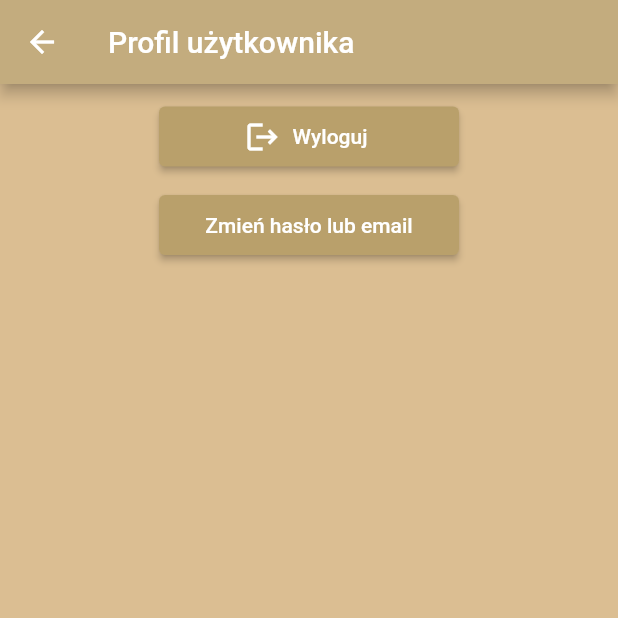
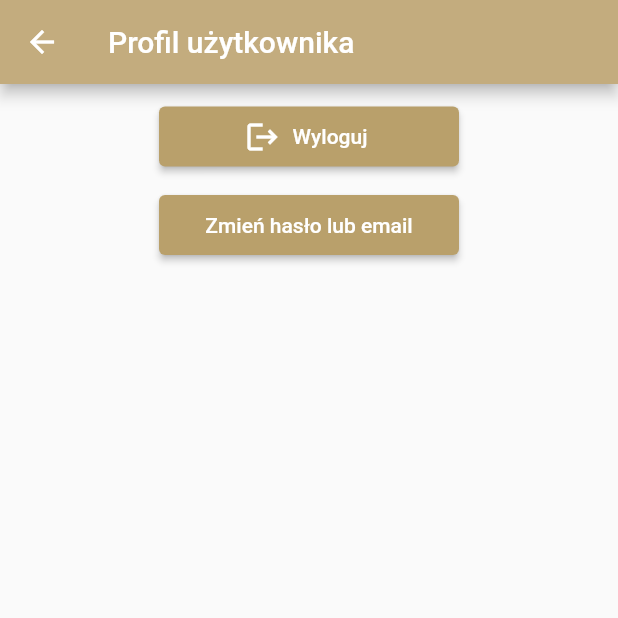
Before and after one commit to Tyfytyfy/sklep_strony_internetowe, a Flutter app: the screen it shows once a user with an empty profile is signed in, scrolled down 105 dp, after a tap on "Profil", on a phone screen of 412 x 824 dp, the top half of it. Run offline on Flutter 3.47's test engine with Material 2 defaults, Android fonts, the phone set to English and light mode, and no system bars; our stand-ins replace barcode_widget, cloud_firestore, firebase_auth, firebase_core, flutter_spinkit, flutter_svg and 2 more; accounts and stored records are empty; generated files the repository leaves out were written again.

Commit message:
dodanie dynamicznych sliderów z bazy danych

```diff
--- /dev/null
+++ b/lib/src/models/new_products.dart
@@ -0,0 +1,6 @@
+class NewProducts {
+  final String produkt;
+  final DateTime dataPojawienia;
+
+  NewProducts(this.produkt, this.dataPojawienia);
+}
--- a/lib/src/screens/checkout.dart/cart.dart
+++ b/lib/src/screens/checkout.dart/cart.dart
@@ -14,10 +14,7 @@ class _CartScreenState extends State<CartScreen> {
       appBar: AppBar(
           title: const Text("Twój koszyk"),
           backgroundColor: const Color.fromARGB(255, 195, 172, 126)),
-      body: Container(
-        decoration:
-            const BoxDecoration(color: Color.fromARGB(240, 217, 186, 140)),
-      ),
+      body: Container(),
     );
   }
 }
--- a/lib/src/screens/home/auto_slider.dart
+++ /dev/null
@@ -1,53 +0,0 @@
-import 'dart:async';
-import 'package:flutter/material.dart';
-
-class AutoSlider {
-  final List<String> items;
-  final PageController _pageController = PageController();
-
-  PageController get pageController => _pageController;
-
-  AutoSlider(this.items);
-
-  void startAutoPlay() {
-    int currentPage = 0;
-
-    Timer.periodic(const Duration(seconds: 3), (timer) {
-      if (currentPage < items.length - 1) {
-        currentPage++;
-      } else {
-        currentPage = 0;
-      }
-      if (_pageController.hasClients) {
-        _pageController.animateToPage(
-          currentPage,
-          duration: const Duration(milliseconds: 500),
-          curve: Curves.easeInOut,
-        );
-      }
-    });
-  }
-
-  Widget build() {
-    return PageView.builder(
-      controller: _pageController,
-      itemCount: items.length,
-      itemBuilder: (context, index) {
-        return buildItem(items[index]);
-      },
-    );
-  }
-
-  Widget buildItem(String item) {
-    return Card(
-      margin: const EdgeInsets.symmetric(horizontal: 8.0),
-      color: const Color.fromARGB(255, 185, 160, 107),
-      child: Center(
-        child: Text(
-          item,
-          style: const TextStyle(fontSize: 20.0, color: Colors.white),
-        ),
-      ),
-    );
-  }
-}
--- a/lib/src/screens/home/home.dart
+++ b/lib/src/screens/home/home.dart
@@ -3,9 +3,11 @@ import 'package:flutter/material.dart';
 import 'package:provider/provider.dart';
 import 'package:sklep_strony_internetowe/src/models/user.dart' as custom_user;
 import 'package:sklep_strony_internetowe/src/screens/checkout.dart/cart.dart';
-import 'package:sklep_strony_internetowe/src/screens/home/auto_slider.dart';
+import 'package:sklep_strony_internetowe/src/screens/home/new_products_slider.dart';
 import 'package:sklep_strony_internetowe/src/screens/home/barcode.dart';
+import 'package:sklep_strony_internetowe/src/screens/home/offer_slider.dart';
 import 'package:sklep_strony_internetowe/src/screens/profile/profile.dart';
+import 'package:sklep_strony_internetowe/src/services/database.dart';
 
 class HomeScreen extends StatefulWidget {
   const HomeScreen({super.key});
@@ -15,12 +17,9 @@ class HomeScreen extends StatefulWidget {
 }
 
 class _HomeScreenState extends State<HomeScreen> {
-  final List<String> items1 = ['Item 1', 'Item 2', 'Item 3', 'Item 4'];
-  final List<String> items2 = ['Item A', 'Item B', 'Item C', 'Item D'];
-
-  late AutoSlider autoSlider1;
-  late AutoSlider autoSlider2;
-
+  late OfferSlider offerSlider;
+  late NewProductsSlider newProductsSlider;
+  late DatabaseService databaseService;
   final List<String> departments = [
     'Elektronika',
     'Moda',
@@ -31,18 +30,30 @@ class _HomeScreenState extends State<HomeScreen> {
 
   @override
   void initState() {
-    autoSlider1 = AutoSlider(items1);
-    autoSlider2 = AutoSlider(items2);
-    autoSlider1.startAutoPlay();
-    autoSlider2.startAutoPlay();
-    if (autoSlider1.pageController.hasClients) {
-      autoSlider1.pageController.jumpToPage(0);
-    }
-    if (autoSlider2.pageController.hasClients) {
-      autoSlider2.pageController.jumpToPage(0);
+    offerSlider = const OfferSlider([]);
+    newProductsSlider = const NewProductsSlider([]);
+
+    databaseService = DatabaseService();
+    _updateOfferSliderData();
+    _updateNewProductsSliderData();
+
+    super.initState();
   }
 
-    super.initState();
+  void _updateOfferSliderData() {
+    databaseService.offers.listen((offers) {
+      setState(() {
+        offerSlider = OfferSlider(offers.toList());
+      });
+    });
+  }
+
+  void _updateNewProductsSliderData() {
+    databaseService.newProducts.listen((newProducts) {
+      setState(() {
+        newProductsSlider = NewProductsSlider(newProducts.toList());
+      });
+    });
   }
 
   @override
@@ -121,29 +132,24 @@ class _HomeScreenState extends State<HomeScreen> {
           ),
         ),
       ),
-      body: Container(
-        decoration: BoxDecoration(color: Color.fromARGB(240, 217, 186, 140)),
-        child: SingleChildScrollView(
+      body: SingleChildScrollView(
         child: Column(
           children: [
             const SizedBox(
               height: 15,
             ),
+            SizedBox(height: 150, child: offerSlider),
+            const SizedBox(
+              height: 15,
+            ),
             SizedBox(
               height: 150,
-                child: autoSlider1.build(),
+              child: newProductsSlider,
             ),
             const SizedBox(
               height: 15,
             ),
             SizedBox(
-                height: 150,
-                child: autoSlider2.build(),
-              ),
-              const SizedBox(
-                height: 15,
-              ),
-              Container(
               height: MediaQuery.of(context).size.height -
                   360, // Dostosuj wysokość do potrzeb
               child: GridView.builder(
@@ -162,8 +168,8 @@ class _HomeScreenState extends State<HomeScreen> {
                     },
                     child: Card(
                       margin: const EdgeInsets.all(8.0),
-                        color: const Color.fromARGB(255, 185, 160,
-                            107), // Tutaj można dostosować kolor kafelka
+                      color: const Color.fromARGB(240, 217, 186,
+                          140), // Tutaj można dostosować kolor kafelka
                       child: Center(
                         child: Text(
                           departments[index],
@@ -181,7 +187,6 @@ class _HomeScreenState extends State<HomeScreen> {
           ],
         ),
       ),
-      ),
     );
   }
 }
--- /dev/null
+++ b/lib/src/screens/home/new_products_slider.dart
@@ -0,0 +1,93 @@
+import 'dart:async';
+import 'package:flutter/material.dart';
+import 'package:intl/intl.dart';
+import 'package:page_view_indicators/page_view_indicators.dart';
+import 'package:sklep_strony_internetowe/src/models/new_products.dart';
+
+class NewProductsSlider extends StatefulWidget {
+  final List<NewProducts> newProducts;
+
+  const NewProductsSlider(this.newProducts, {super.key});
+
+  @override
+  _NewProductsSliderState createState() => _NewProductsSliderState();
+}
+
+class _NewProductsSliderState extends State<NewProductsSlider> {
+  int currentPage = 0;
+
+  final PageController _pageController = PageController();
+  final _currentPageNotifier = ValueNotifier<int>(0);
+
+  @override
+  void initState() {
+    super.initState();
+    startAutoPlay();
+  }
+
+  void startAutoPlay() {
+    Timer.periodic(const Duration(seconds: 3), (timer) {
+      if (currentPage < widget.newProducts.length - 1) {
+        currentPage++;
+      } else {
+        currentPage = 0;
+      }
+      if (_pageController.hasClients) {
+        _pageController.animateToPage(
+          currentPage,
+          duration: const Duration(milliseconds: 500),
+          curve: Curves.easeInOut,
+        );
+      }
+    });
+  }
+
+  @override
+  Widget build(BuildContext context) {
+    return Column(
+      children: [
+        SizedBox(
+          height: 125,
+          child: PageView.builder(
+            controller: _pageController,
+            itemCount: widget.newProducts.length,
+            itemBuilder: (context, index) {
+              return buildItem(widget.newProducts[index]);
+            },
+            onPageChanged: (int index) {
+              _currentPageNotifier.value = index;
+            },
+          ),
+        ),
+        Padding(
+          padding: const EdgeInsets.all(8.0),
+          child: CirclePageIndicator(
+            itemCount: widget.newProducts.length,
+            currentPageNotifier: _currentPageNotifier,
+          ),
+        ),
+      ],
+    );
+  }
+
+  Widget buildItem(NewProducts newProduct) {
+    return Card(
+      margin: const EdgeInsets.symmetric(horizontal: 8.0),
+      color: const Color.fromARGB(240, 217, 186, 140),
+      child: Column(
+        mainAxisAlignment: MainAxisAlignment.center,
+        children: [
+          Text(
+            newProduct.produkt,
+            style: const TextStyle(fontSize: 20.0, color: Colors.white),
+          ),
+          const SizedBox(height: 8.0),
+          Text(
+            'Dostępne od: ${DateFormat('yyyy-MM-dd').format(newProduct.dataPojawienia)}',
+            style: const TextStyle(fontSize: 16.0, color: Colors.white),
+          ),
+        ],
+      ),
+    );
+  }
+}
--- /dev/null
+++ b/lib/src/screens/home/offer_slider.dart
@@ -0,0 +1,102 @@
+import 'dart:async';
+import 'package:flutter/material.dart';
+import 'package:intl/intl.dart';
+import 'package:sklep_strony_internetowe/src/models/offer.dart';
+import 'package:page_view_indicators/page_view_indicators.dart';
+
+class OfferSlider extends StatefulWidget {
+  final List<Offer> offers;
+
+  const OfferSlider(this.offers, {super.key});
+
+  @override
+  _OfferSliderState createState() => _OfferSliderState();
+}
+
+class _OfferSliderState extends State<OfferSlider> {
+  int currentPage = 0;
+
+  final PageController _pageController = PageController();
+  final _currentPageNotifier = ValueNotifier<int>(0);
+
+  @override
+  void initState() {
+    super.initState();
+    startAutoPlay();
+  }
+
+  void startAutoPlay() {
+    Timer.periodic(const Duration(seconds: 3), (timer) {
+      if (currentPage < widget.offers.length - 1) {
+        currentPage++;
+      } else {
+        currentPage = 0;
+      }
+      if (_pageController.hasClients) {
+        _pageController.animateToPage(
+          currentPage,
+          duration: const Duration(milliseconds: 500),
+          curve: Curves.easeInOut,
+        );
+      }
+    });
+  }
+
+  @override
+  Widget build(BuildContext context) {
+    return Column(
+      children: [
+        SizedBox(
+          height: 125,
+          child: PageView.builder(
+            controller: _pageController,
+            itemCount: widget.offers.length,
+            itemBuilder: (context, index) {
+              return buildItem(widget.offers[index]);
+            },
+            onPageChanged: (int index) {
+              _currentPageNotifier.value = index;
+            },
+          ),
+        ),
+        Padding(
+          padding: const EdgeInsets.all(8.0),
+          child: CirclePageIndicator(
+            itemCount: widget.offers.length,
+            currentPageNotifier: _currentPageNotifier,
+          ),
+        ),
+      ],
+    );
+  }
+
+  Widget buildItem(Offer offer) {
+    return Card(
+      margin: const EdgeInsets.symmetric(horizontal: 8.0),
+      color: const Color.fromARGB(240, 217, 186, 140),
+      child: Column(
+        mainAxisAlignment: MainAxisAlignment.center,
+        children: [
+          Text(
+            offer.produkt,
+            style: const TextStyle(fontSize: 20.0, color: Colors.white),
+          ),
+          const SizedBox(height: 8.0),
+          Text(
+            'Przecenione o: ${(offer.promocja * 100).toInt()}%',
+            style: const TextStyle(fontSize: 16.0, color: Colors.white),
+          ),
+          const SizedBox(height: 8.0),
+          Text(
+            'Od: ${DateFormat('yyyy-MM-dd').format(offer.dataPoczatek)}',
+            style: const TextStyle(fontSize: 16.0, color: Colors.white),
+          ),
+          Text(
+            'Do: ${DateFormat('yyyy-MM-dd').format(offer.dataKoniec)}',
+            style: const TextStyle(fontSize: 16.0, color: Colors.white),
+          ),
+        ],
+      ),
+    );
+  }
+}
--- a/lib/src/screens/profile/profile.dart
+++ b/lib/src/screens/profile/profile.dart
@@ -28,10 +28,7 @@ class _ProfileScreenState extends State<ProfileScreen> {
         title: Text("Profil użytkownika ${username ?? ''}"),
         backgroundColor: const Color.fromARGB(255, 195, 172, 126),
       ),
-      body: Container(
-        decoration:
-            const BoxDecoration(color: Color.fromARGB(240, 217, 186, 140)),
-        child: Center(
+      body: Center(
         child: Column(
           children: [
             const SizedBox(
@@ -43,8 +40,7 @@ class _ProfileScreenState extends State<ProfileScreen> {
                 if (!mounted) return;
                 Navigator.pushReplacement(
                   context,
-                    MaterialPageRoute(
-                        builder: (context) => const LoginScreen()),
+                  MaterialPageRoute(builder: (context) => const LoginScreen()),
                 );
               },
               icon: const Icon(Icons.logout),
@@ -61,16 +57,13 @@ class _ProfileScreenState extends State<ProfileScreen> {
                   Navigator.push(
                       context,
                       MaterialPageRoute(
-                            builder: (context) =>
-                                const EmailPasswwordChange()));
+                          builder: (context) => const EmailPasswwordChange()));
                 },
                 style: ElevatedButton.styleFrom(
                     minimumSize: const Size(200, 40),
-                      backgroundColor:
-                          const Color.fromARGB(255, 185, 160, 107)),
+                    backgroundColor: const Color.fromARGB(255, 185, 160, 107)),
                 child: const Text("Zmień hasło lub email"))
           ],
-          ),
         ),
       ),
     );
--- a/lib/src/services/database.dart
+++ b/lib/src/services/database.dart
@@ -1,5 +1,7 @@
 import 'package:cloud_firestore/cloud_firestore.dart';
 import 'package:sklep_strony_internetowe/src/models/customer.dart';
+import 'package:sklep_strony_internetowe/src/models/new_products.dart';
+import 'package:sklep_strony_internetowe/src/models/offer.dart';
 
 class DatabaseService {
   final String? uid;
@@ -25,4 +27,56 @@ class DatabaseService {
   Stream<Iterable<Customer>> get customers {
     return customerCollection.snapshots().map(_customerListFromSnapshot);
   }
+
+  final CollectionReference offerCollection =
+      FirebaseFirestore.instance.collection('promocje');
+
+  Future updateOfferData(String product, double discount, DateTime startDate,
+      DateTime endDate) async {
+    return await offerCollection.add({
+      'produkt': product,
+      'promocja': discount,
+      'dataP': startDate,
+      'dataK': endDate,
+    });
+  }
+
+  Iterable<Offer> _offerListFromSnapshot(QuerySnapshot snapshot) {
+    return snapshot.docs.map((doc) {
+      return Offer(
+        doc['produkt'] ?? '',
+        (doc['promocja'] ?? 0).toDouble(),
+        (doc['dataP'] as Timestamp).toDate(),
+        (doc['dataK'] as Timestamp).toDate(),
+      );
+    }).toList();
+  }
+
+  Stream<Iterable<Offer>> get offers {
+    return offerCollection.snapshots().map(_offerListFromSnapshot);
+  }
+
+  final CollectionReference newProductsCollection =
+      FirebaseFirestore.instance.collection('nowosci');
+
+  Future updateNewProductsData(
+    String product,
+    DateTime startDate,
+  ) async {
+    return await newProductsCollection.add({
+      'produkt': product,
+      'dataP': startDate,
+    });
+  }
+
+  Iterable<NewProducts> _newProductsListFromSnapshot(QuerySnapshot snapshot) {
+    return snapshot.docs.map((doc) {
+      return NewProducts(
+          doc['produkt'] ?? '', (doc['dataP'] as Timestamp).toDate());
+    }).toList();
+  }
+
+  Stream<Iterable<NewProducts>> get newProducts {
+    return newProductsCollection.snapshots().map(_newProductsListFromSnapshot);
+  }
 }
--- a/pubspec.yaml
+++ b/pubspec.yaml
@@ -23,6 +23,8 @@ dependencies:
   shared_preferences: ^2.2.2
   barcode_widget: ^2.0.4
   cupertino_icons: ^1.0.6
+  intl: ^0.18.0
+  page_view_indicators: ^2.0.0
 
 dev_dependencies:
   flutter_test:
```
Also changed, not shown: lib/src/models/offer.dart (added, +8 -0 lines), pubspec.lock. Lines whose indentation alone changed are shown as unchanged.
